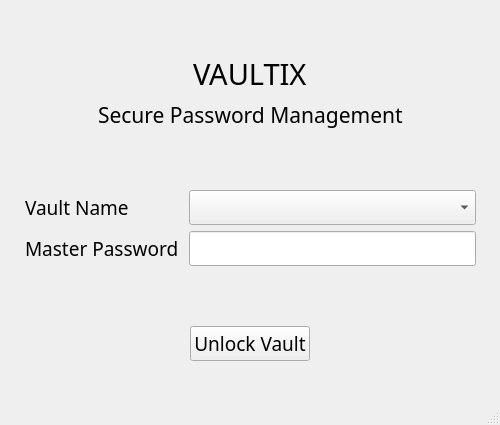
Old version of the form ui/login.ui in the repository Haakim19/vaultix.
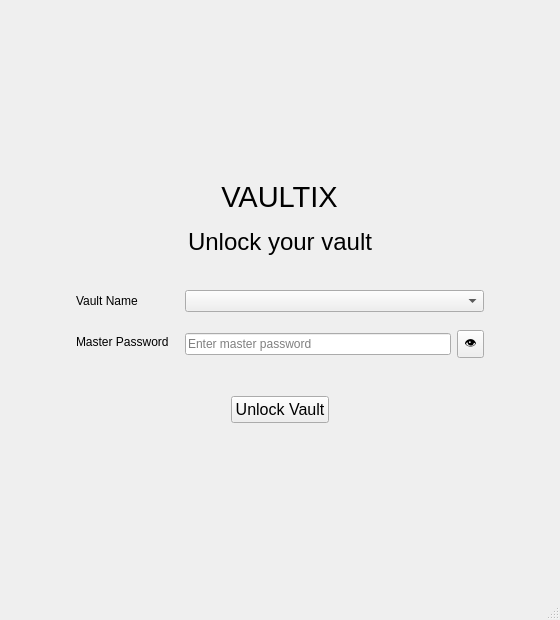
New version of the form.

Diff of the .ui file:
```diff
--- a/ui/login.ui
+++ b/ui/login.ui
@@ -6,179 +6,200 @@
    <rect>
     <x>0</x>
     <y>0</y>
-    <width>500</width>
-    <height>425</height>
+    <width>560</width>
+    <height>620</height>
    </rect>
   </property>
   <property name="windowTitle">
    <string>MainWindow</string>
   </property>
   <widget class="QWidget" name="centralwidget">
-   <property name="font">
-    <font>
-     <family>Sans Serif</family>
-    </font>
-   </property>
-   <widget class="QWidget" name="verticalLayoutWidget">
-    <property name="geometry">
-     <rect>
-      <x>0</x>
-      <y>0</y>
-      <width>501</width>
-      <height>371</height>
-     </rect>
-    </property>
-    <layout class="QVBoxLayout" name="verticalLayout">
+   <layout class="QVBoxLayout" name="outerLayout">
      <property name="leftMargin">
-      <number>10</number>
+     <number>36</number>
      </property>
      <property name="topMargin">
-      <number>10</number>
+     <number>36</number>
      </property>
      <property name="rightMargin">
-      <number>10</number>
+     <number>36</number>
      </property>
      <property name="bottomMargin">
-      <number>10</number>
+     <number>36</number>
      </property>
      <item>
-      <spacer name="verticalSpacer_2">
+     <spacer name="topSpacer">
        <property name="orientation">
         <enum>Qt::Orientation::Vertical</enum>
        </property>
        <property name="sizeHint" stdset="0">
         <size>
          <width>20</width>
-         <height>40</height>
+        <height>20</height>
         </size>
        </property>
       </spacer>
      </item>
+    <item>
+     <widget class="QWidget" name="card" native="true">
+      <layout class="QVBoxLayout" name="cardLayout">
+       <property name="spacing">
+        <number>14</number>
+       </property>
+       <property name="leftMargin">
+        <number>40</number>
+       </property>
+       <property name="topMargin">
+        <number>44</number>
+       </property>
+       <property name="rightMargin">
+        <number>40</number>
+       </property>
+       <property name="bottomMargin">
+        <number>40</number>
+       </property>
      <item alignment="Qt::AlignmentFlag::AlignHCenter">
       <widget class="QLabel" name="titleLabel">
        <property name="font">
         <font>
-         <family>Sans Serif</family>
          <pointsize>22</pointsize>
         </font>
        </property>
        <property name="text">
         <string>VAULTIX</string>
        </property>
+         <property name="alignment">
+          <set>Qt::AlignmentFlag::AlignCenter</set>
+         </property>
       </widget>
      </item>
      <item alignment="Qt::AlignmentFlag::AlignHCenter">
       <widget class="QLabel" name="subtitleLabel">
        <property name="font">
         <font>
-         <family>Sans Serif</family>
-         <pointsize>16</pointsize>
+           <pointsize>18</pointsize>
         </font>
        </property>
        <property name="text">
-        <string>Secure Password Management</string>
+          <string>Unlock your vault</string>
+         </property>
+         <property name="alignment">
+          <set>Qt::AlignmentFlag::AlignCenter</set>
        </property>
       </widget>
      </item>
      <item>
-      <spacer name="verticalSpacer">
+        <spacer name="titleSpacer">
        <property name="orientation">
         <enum>Qt::Orientation::Vertical</enum>
        </property>
        <property name="sizeHint" stdset="0">
         <size>
          <width>20</width>
-         <height>40</height>
+           <height>20</height>
         </size>
        </property>
       </spacer>
      </item>
      <item>
       <layout class="QFormLayout" name="formLayout_2">
+         <property name="fieldGrowthPolicy">
+          <enum>QFormLayout::FieldGrowthPolicy::ExpandingFieldsGrow</enum>
+         </property>
+         <property name="labelAlignment">
+          <set>Qt::AlignmentFlag::AlignLeading|Qt::AlignmentFlag::AlignLeft|Qt::AlignmentFlag::AlignVCenter</set>
+         </property>
+         <property name="formAlignment">
+          <set>Qt::AlignmentFlag::AlignLeading|Qt::AlignmentFlag::AlignLeft|Qt::AlignmentFlag::AlignTop</set>
+         </property>
        <property name="horizontalSpacing">
-        <number>10</number>
-       </property>
-       <property name="leftMargin">
-        <number>15</number>
-       </property>
-       <property name="topMargin">
-        <number>10</number>
-       </property>
-       <property name="rightMargin">
-        <number>15</number>
-       </property>
-       <property name="bottomMargin">
-        <number>10</number>
+          <number>16</number>
+         </property>
+         <property name="verticalSpacing">
+          <number>18</number>
        </property>
        <item row="0" column="0">
         <widget class="QLabel" name="passwordLabel_2">
-         <property name="font">
-          <font>
-           <family>Sans Serif</family>
-           <pointsize>14</pointsize>
-          </font>
-         </property>
          <property name="text">
           <string>Vault Name</string>
          </property>
         </widget>
        </item>
+         <item row="0" column="1">
+          <widget class="QComboBox" name="vaultName">
+           <property name="sizePolicy">
+            <sizepolicy hsizetype="Expanding" vsizetype="Fixed">
+             <horstretch>0</horstretch>
+             <verstretch>0</verstretch>
+            </sizepolicy>
+           </property>
+          </widget>
+         </item>
+         <item row="1" column="0">
+          <widget class="QLabel" name="passwordLabel">
+           <property name="text">
+            <string>Master Password</string>
+           </property>
+          </widget>
+         </item>
        <item row="1" column="1">
+          <widget class="QWidget" name="masterPasswordRow" native="true">
+           <layout class="QHBoxLayout" name="masterPasswordRowLayout">
+            <property name="spacing">
+             <number>6</number>
+            </property>
+            <property name="leftMargin">
+             <number>0</number>
+            </property>
+            <property name="topMargin">
+             <number>0</number>
+            </property>
+            <property name="rightMargin">
+             <number>0</number>
+            </property>
+            <property name="bottomMargin">
+             <number>0</number>
+            </property>
+            <item>
         <widget class="QLineEdit" name="masterPassword">
-         <property name="font">
-          <font>
-           <family>Sans Serif</family>
-           <pointsize>14</pointsize>
-          </font>
-         </property>
-         <property name="inputMask">
-          <string/>
-         </property>
-         <property name="text">
-          <string notr="true"/>
-         </property>
-         <property name="maxLength">
-          <number>32767</number>
+              <property name="sizePolicy">
+               <sizepolicy hsizetype="Expanding" vsizetype="Fixed">
+                <horstretch>0</horstretch>
+                <verstretch>0</verstretch>
+               </sizepolicy>
          </property>
          <property name="echoMode">
           <enum>QLineEdit::EchoMode::Password</enum>
          </property>
-        </widget>
-       </item>
-       <item row="1" column="0">
-        <widget class="QLabel" name="passwordLabel">
-         <property name="font">
-          <font>
-           <family>Sans Serif</family>
-           <pointsize>14</pointsize>
-          </font>
+              <property name="placeholderText">
+               <string>Enter master password</string>
+              </property>
+             </widget>
+            </item>
+            <item>
+             <widget class="QToolButton" name="toggleMasterPasswordButton">
+              <property name="cursor">
+               <cursorShape>PointingHandCursor</cursorShape>
          </property>
          <property name="text">
-          <string>Master Password</string>
+               <string>👁</string>
          </property>
         </widget>
        </item>
-       <item row="0" column="1">
-        <widget class="QComboBox" name="vaultName">
-         <property name="font">
-          <font>
-           <family>Sans Serif</family>
-           <pointsize>14</pointsize>
-          </font>
-         </property>
+           </layout>
         </widget>
        </item>
       </layout>
      </item>
      <item>
-      <spacer name="verticalSpacer_3">
+        <spacer name="buttonSpacer">
        <property name="orientation">
         <enum>Qt::Orientation::Vertical</enum>
        </property>
        <property name="sizeHint" stdset="0">
         <size>
          <width>20</width>
-         <height>40</height>
+           <height>24</height>
         </size>
        </property>
       </spacer>
@@ -187,12 +208,11 @@
       <widget class="QPushButton" name="unlockVault">
        <property name="font">
         <font>
-         <family>Sans Serif</family>
-         <pointsize>14</pointsize>
-        </font>
-       </property>
-       <property name="layoutDirection">
-        <enum>Qt::LayoutDirection::LeftToRight</enum>
+           <pointsize>12</pointsize>
+          </font>
+         </property>
+         <property name="cursor">
+          <cursorShape>PointingHandCursor</cursorShape>
        </property>
        <property name="text">
         <string>Unlock Vault</string>
@@ -201,6 +221,21 @@
      </item>
     </layout>
    </widget>
+    </item>
+    <item>
+     <spacer name="bottomSpacer">
+      <property name="orientation">
+       <enum>Qt::Orientation::Vertical</enum>
+      </property>
+      <property name="sizeHint" stdset="0">
+       <size>
+        <width>20</width>
+        <height>20</height>
+       </size>
+      </property>
+     </spacer>
+    </item>
+   </layout>
   </widget>
   <widget class="QMenuBar" name="menubar">
    <property name="geometry">
```
Left out of the diff: 4 changed lines with no effect on the pictures. Lines whose indentation alone changed are shown as unchanged.
